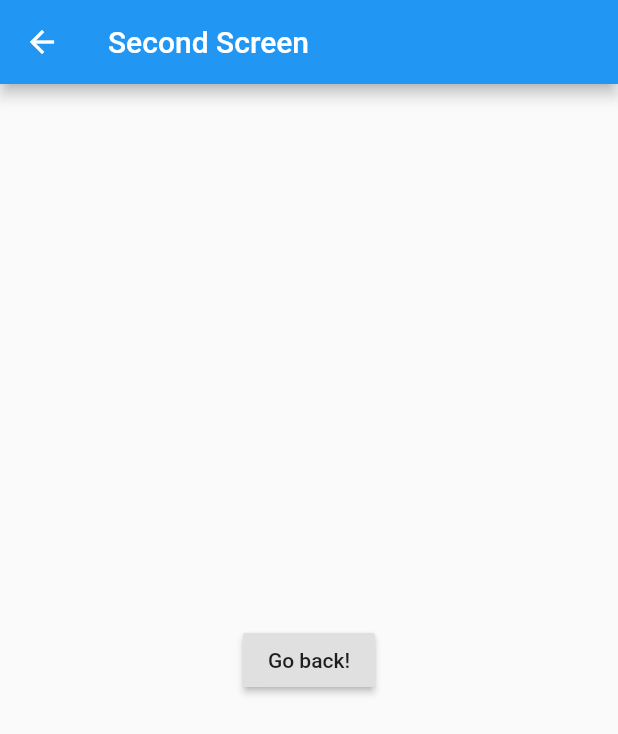
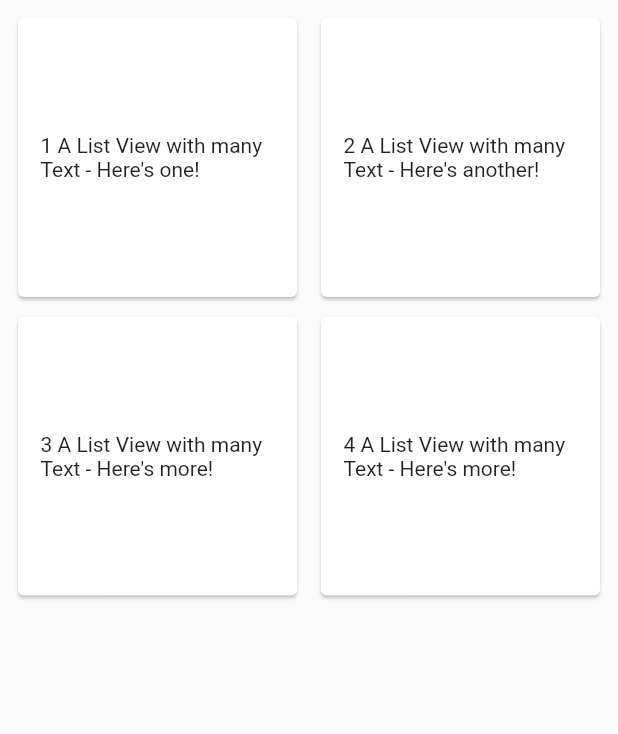
Before and after one commit to Bolados/b-uber-eats-mobile, a Flutter app: the screen it shows after launch, after a tap on "en", after a tap on "ExScreen2", on a phone screen of 412 x 824 dp. Shown: the top 734 px of the screen. Run offline on Flutter 3.47's test engine with Material 2 defaults, Android fonts, the phone set to English and light mode, and no system bars; our stand-ins replace shared_preferences.

Commit message:
login screen

```diff
--- a/lib/domains/constants/routes.dart
+++ b/lib/domains/constants/routes.dart
@@ -3,18 +3,21 @@ import 'package:flutter/cupertino.dart';
 import 'package:oubereats/main.dart';
 import 'package:oubereats/screens/example1/examplescreen1.dart';
 import 'package:oubereats/screens/example2/examplescreen2.dart';
+import 'package:oubereats/screens/loginScreen/loginScreen.dart';
 import 'package:oubereats/screens/splashScreen/splashScreen.dart';
 
 class ROUTE {
   static final String INDEX = "/";
   static final String HOME = "/home";
   static final String SPLASH_SCREEN = "/splash";
+  static final String LOGIN_SCREEN = "/splash";
 }
 
 final Map<String, WidgetBuilder> ROUTES = {
     // ROUTE.INDEX: (BuildContext context) => SplashScreen(),
     ROUTE.HOME: (BuildContext context) => MyHomePage(title: 'Flutter Demo Home Page'),
     ROUTE.SPLASH_SCREEN: (BuildContext context) => SplashScreen(),
+    ROUTE.LOGIN_SCREEN: (BuildContext context) => LoginScreen(),
     "/ExScreen1": (BuildContext context) => ExScreen1(),
-    "/ExScreen2": (BuildContext context) => ExScreen2(),
+    "/ExScreen2": (BuildContext context) => LoginScreen(),
   };
--- a/lib/screens/loginScreen/components/body.dart
+++ b/lib/screens/loginScreen/components/body.dart
@@ -4,10 +4,10 @@ import 'package:oubereats/screens/loginScreen/components/header.dart';
 
 class Body extends StatelessWidget {
   final List<String> _listViewData = [
-    "A List View with many Text - Here's one!",
-    "A List View with many Text - Here's another!",
-    "A List View with many Text - Here's more!",
-    "A List View with many Text - Here's more!",
+    "1 A List View with many Text - Here's one!",
+    "2 A List View with many Text - Here's another!",
+    "3 A List View with many Text - Here's more!",
+    "4 A List View with many Text - Here's more!",
   ];
   @override
   Widget build(BuildContext context) {
```
Also changed, not shown: lib/screens/loginScreen/components/header.dart (+28 -0 lines).
